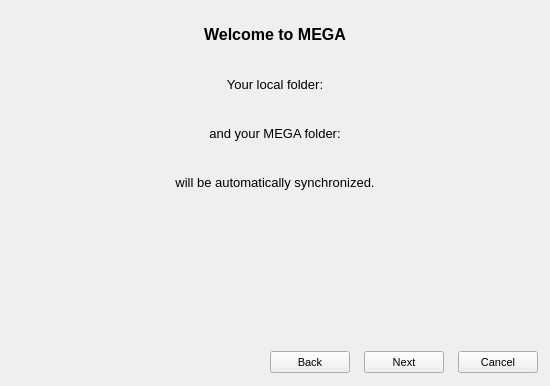
This is Source/MEGASync/gui/SetupWizard.ui in meganz/MEGAsync as Qt 5 draws it before an edit. The edited form follows.
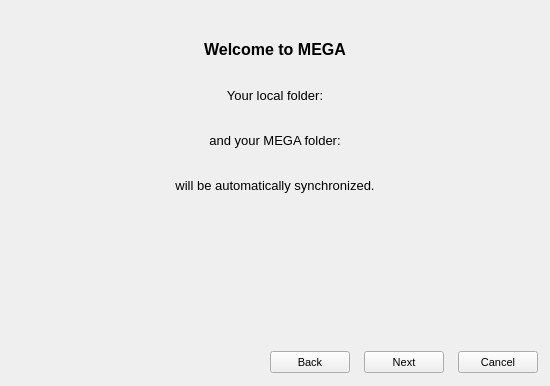
This is the edited form. The open tabs and pages were chosen to show the change. Icons and pictures are not drawn.

Commit message: Fixed Welcome window

```diff
--- a/Source/MEGASync/gui/SetupWizard.ui
+++ b/Source/MEGASync/gui/SetupWizard.ui
@@ -1093,13 +1093,13 @@
      <widget class="QWidget" name="pWelcome">
       <layout class="QVBoxLayout" name="verticalLayout_7">
        <property name="spacing">
-        <number>10</number>
+        <number>8</number>
        </property>
        <property name="leftMargin">
         <number>80</number>
        </property>
        <property name="topMargin">
-        <number>25</number>
+        <number>40</number>
        </property>
        <property name="rightMargin">
         <number>80</number>
```
Left out of the diff: 2 changed lines with no effect on the pictures.
